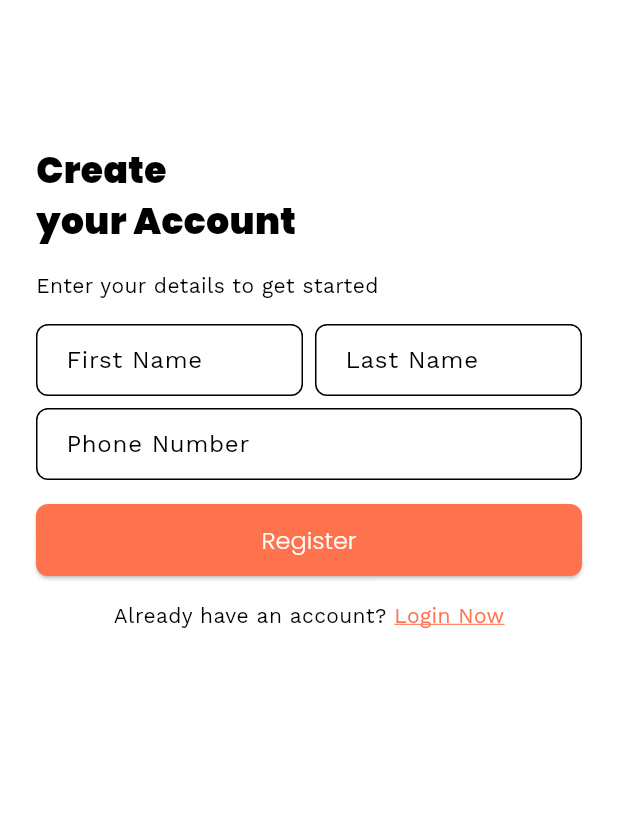
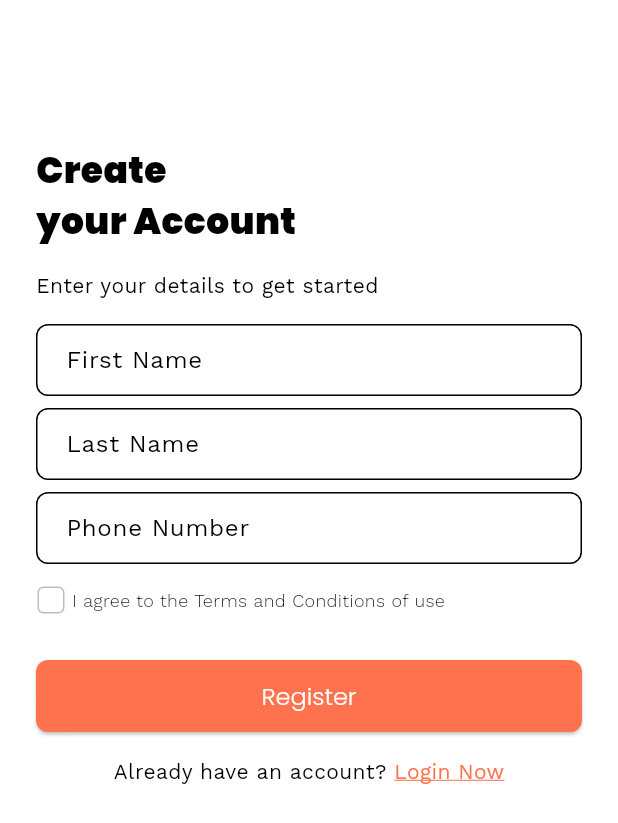
Before and after one commit to djdheeraj5701/tiffin_flutter, a Flutter app: the SignUpPage screen opened directly, after a tap on "Register", on a phone screen of 412 x 824 dp. Shown: the top 823 px of the screen. Run offline on Flutter 3.47's test engine with Material 3 defaults, Android fonts, the light colour scheme and no system bars; our stand-ins replace flutter_otp_text_field, google_fonts; missing offline and left inert: flutter_material_symbols.

Commit message:
signup ui redone

```diff
--- a/lib/app/authentication/signUp/sign_up_page.dart
+++ b/lib/app/authentication/signUp/sign_up_page.dart
@@ -10,7 +10,14 @@ class SignUpPage extends StatefulWidget {
 }
 
 class _SignUpPageState extends State<SignUpPage> {
-  generateOTP() {}
+  bool _termsCheck = false;
+
+  registerUser() {}
+  toggleTermsCheck() {
+    setState(() {
+      _termsCheck = !_termsCheck;
+    });
+  }
 
   redirectToLoginPage() {}
 
@@ -33,14 +40,7 @@ class _SignUpPageState extends State<SignUpPage> {
                     style: TiffinAppTheme.bodySmallTextStyle,
                   ),
                 ),
-                SizedBox(
-                  width: MediaQuery.of(context).size.width,
-                  child: Row(
-                    children: [
-                      Flexible(
-                        child: Padding(
-                          padding: const EdgeInsets.only(right: 4, bottom: 4),
-                          child: TextFormField(
+                TextFormField(
                   decoration: InputDecoration(
                       hintText: "First Name",
                       hintStyle: TiffinAppTheme.bodyRegularTextStyle,
@@ -48,15 +48,11 @@ class _SignUpPageState extends State<SignUpPage> {
                           vertical: 8, horizontal: 16)),
                   keyboardType: TextInputType.name,
                   inputFormatters: [
-                              FilteringTextInputFormatter.allow(
-                                  RegExp(r'[a-zA-Z]'))
+                    FilteringTextInputFormatter.allow(RegExp(r'[a-zA-Z]'))
                   ],
                 ),
-                        ),
-                      ),
-                      Flexible(
-                        child: Padding(
-                          padding: const EdgeInsets.only(left: 4, bottom: 4),
+                Padding(
+                  padding: const EdgeInsets.symmetric(vertical: 8),
                   child: TextFormField(
                     decoration: InputDecoration(
                         hintText: "Last Name",
@@ -65,18 +61,11 @@ class _SignUpPageState extends State<SignUpPage> {
                             vertical: 8, horizontal: 16)),
                     keyboardType: TextInputType.name,
                     inputFormatters: [
-                              FilteringTextInputFormatter.allow(
-                                  RegExp(r'[a-zA-Z]'))
+                      FilteringTextInputFormatter.allow(RegExp(r'[a-zA-Z]'))
                     ],
                   ),
                 ),
-                      ),
-                    ],
-                  ),
-                ),
-                Padding(
-                  padding: const EdgeInsets.only(top: 4),
-                  child: TextFormField(
+                TextFormField(
                   decoration: InputDecoration(
                       hintText: "Phone Number",
                       hintStyle: TiffinAppTheme.bodyRegularTextStyle,
@@ -85,13 +74,34 @@ class _SignUpPageState extends State<SignUpPage> {
                   keyboardType: TextInputType.phone,
                   inputFormatters: [FilteringTextInputFormatter.digitsOnly],
                 ),
+                Row(
+                  mainAxisAlignment: MainAxisAlignment.start,
+                  children: [
+                    SizedBox(
+                      width: 20,
+                      child: Checkbox(
+                          value: _termsCheck,
+                          onChanged: (value) {
+                            toggleTermsCheck();
+                          }),
+                    ),
+                    Flexible(
+                      child: Padding(
+                        padding: const EdgeInsets.symmetric(horizontal: 4),
+                        child: Text(
+                          "I agree to the Terms and Conditions of use",
+                          style: TiffinAppTheme.captionTextStyle,
+                        ),
+                      ),
+                    )
+                  ],
                 ),
                 SizedBox(
                   width: double.infinity,
                   child: Padding(
                     padding: const EdgeInsets.symmetric(vertical: 16),
                     child: ElevatedButton(
-                        onPressed: generateOTP, child: const Text("Register")),
+                        onPressed: registerUser, child: const Text("Register")),
                   ),
                 ),
                 Row(
--- a/lib/global-styles/tiffin_app_theme.dart
+++ b/lib/global-styles/tiffin_app_theme.dart
@@ -94,6 +94,11 @@ class TiffinAppTheme {
       foregroundColor: const MaterialStatePropertyAll(Colors.white),
       backgroundColor: const MaterialStatePropertyAll(primaryColor),
     )),
+    checkboxTheme: CheckboxThemeData(
+        checkColor: const MaterialStatePropertyAll(Colors.white),
+        side: BorderSide(color: Colors.grey.shade400),
+        shape: RoundedRectangleBorder(borderRadius: BorderRadius.circular(4))
+        ),
     navigationBarTheme: const NavigationBarThemeData(
         backgroundColor: primaryColor, height: 48, elevation: 8),
     colorScheme: const ColorScheme.light().copyWith(
--- a/lib/main.dart
+++ b/lib/main.dart
@@ -17,7 +17,7 @@
   Widget build(BuildContext context) {
     return MaterialApp(
       theme: TiffinAppTheme.lightTheme,
-      home: const HomePage(),
+      home: const SignUpPage(),
     );
   }
 }
```
Lines whose indentation alone changed are shown as unchanged.
